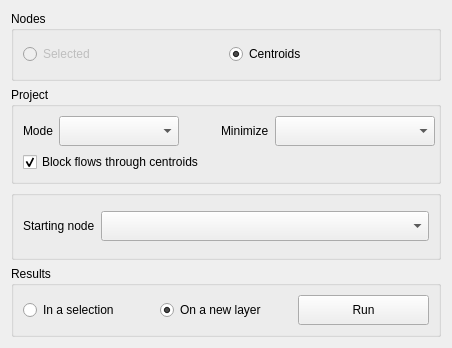
This is routing_procedures/forms/tsp.ui in AequilibraE/qaequilibrae as Qt 5 draws it before an edit. The edited form follows.
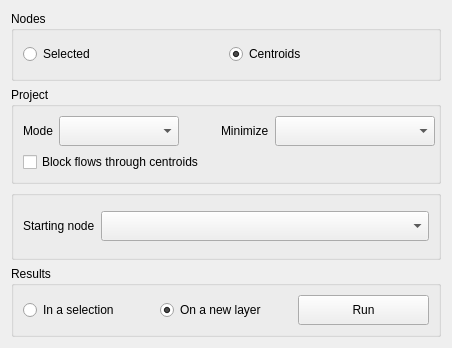
This is the edited form.

Commit message: Adds the routing menu to AequilibraE

Diff of the .ui file:
```diff
--- a/routing_procedures/forms/tsp.ui
+++ b/routing_procedures/forms/tsp.ui
@@ -34,7 +34,7 @@
       <item>
        <widget class="QRadioButton" name="rdo_selected">
         <property name="enabled">
-         <bool>false</bool>
+         <bool>true</bool>
         </property>
         <property name="text">
          <string>Selected</string>
@@ -154,11 +154,14 @@
       </item>
       <item row="1" column="0" colspan="5">
        <widget class="QCheckBox" name="chb_block">
+        <property name="enabled">
+         <bool>true</bool>
+        </property>
         <property name="text">
          <string>Block flows through centroids</string>
         </property>
         <property name="checked">
-         <bool>true</bool>
+         <bool>false</bool>
         </property>
        </widget>
       </item>
```
The commit also changes 2 other files.
